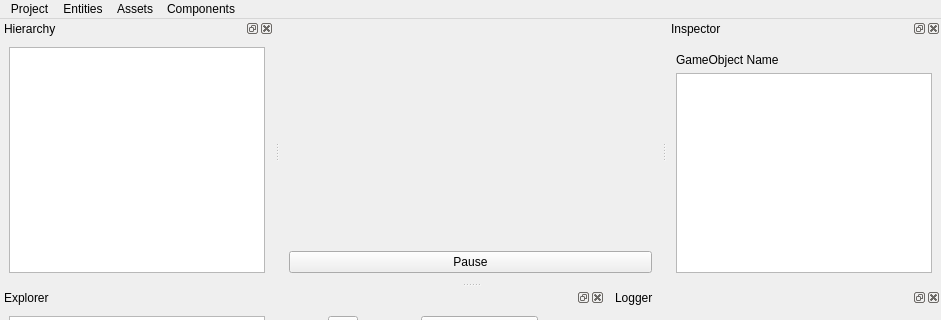
Above: res/WindowMain.ui from Bang3DEngine/OldBang before the change; both pictures show x 0 to 941 and y 0 to 320 of the 941 by 594 pixel window. Below: the same form after it.
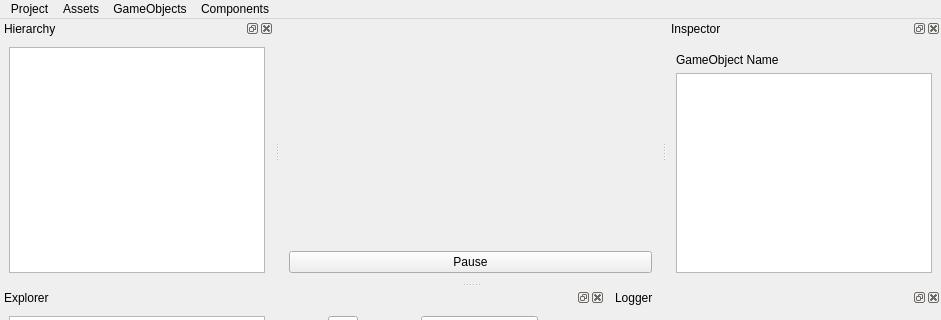
That is the form after the change. Icons and pictures are not drawn. Custom widgets are drawn as their Qt base class.

Diff of the .ui file:
```diff
--- a/res/WindowMain.ui
+++ b/res/WindowMain.ui
@@ -100,7 +100,7 @@
    </widget>
    <widget class="QMenu" name="menuGameObject">
     <property name="title">
-     <string>Entities</string>
+     <string>GameObjects</string>
     </property>
     <addaction name="actionCreateEmptyGameObject"/>
     <addaction name="actionCreateFromPrefab"/>
@@ -134,8 +134,8 @@
     <addaction name="actionRemoveComponent"/>
    </widget>
    <addaction name="menuProject"/>
-   <addaction name="menuGameObject"/>
    <addaction name="menuAssets"/>
+   <addaction name="menuGameObject"/>
    <addaction name="menuComponents"/>
   </widget>
   <widget class="QStatusBar" name="statusbar"/>
```
